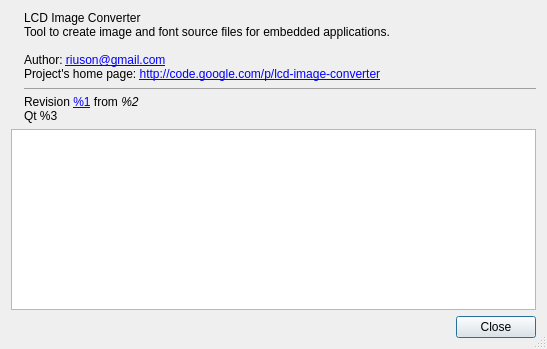
Above: controls/dialogabout.ui from riuson/lcd-image-converter before the change. Below: the same form after it.
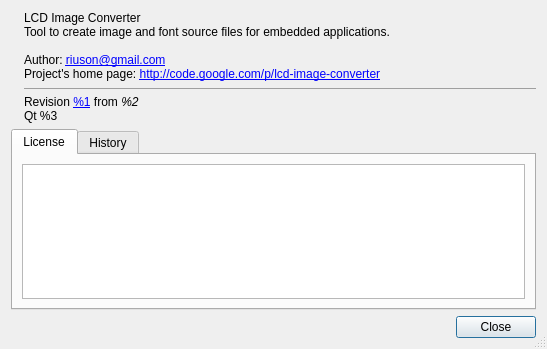
That is the form after the change. The open tabs and pages were chosen to show the change. Icons and pictures are not drawn.

Commit message: Added xsl file and widget ti display history as html document

What changed in the file:
```diff
--- a/controls/dialogabout.ui
+++ b/controls/dialogabout.ui
@@ -59,10 +59,41 @@
     </layout>
    </item>
    <item>
-    <widget class="QTextEdit" name="textEdit">
-     <property name="readOnly">
-      <bool>true</bool>
+    <widget class="QTabWidget" name="tabWidget">
+     <property name="currentIndex">
+      <number>1</number>
      </property>
+     <widget class="QWidget" name="tab">
+      <attribute name="title">
+       <string>License</string>
+      </attribute>
+      <layout class="QHBoxLayout" name="horizontalLayout_2">
+       <item>
+        <widget class="QTextEdit" name="textEditLicense">
+         <property name="readOnly">
+          <bool>true</bool>
+         </property>
+        </widget>
+       </item>
+      </layout>
+     </widget>
+     <widget class="QWidget" name="tab_2">
+      <attribute name="title">
+       <string>History</string>
+      </attribute>
+      <layout class="QVBoxLayout" name="verticalLayout_2">
+       <item>
+        <widget class="QTextBrowser" name="textBrowserHistory">
+         <property name="openExternalLinks">
+          <bool>true</bool>
+         </property>
+         <property name="openLinks">
+          <bool>true</bool>
+         </property>
+        </widget>
+       </item>
+      </layout>
+     </widget>
     </widget>
    </item>
    <item>
```
The commit also changes 4 other files.
